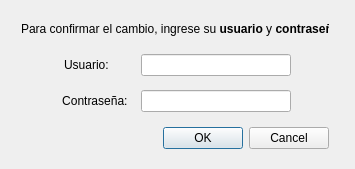
First picture: the form in windows/templates/Confirmacion.ui, repository HitomiD/Proyecto-Desarrollo, before the edit.
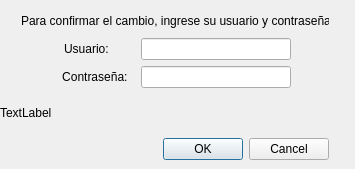
Second picture: the form after the edit. Icons and pictures are not drawn.

```diff
--- a/windows/templates/Confirmacion.ui
+++ b/windows/templates/Confirmacion.ui
@@ -68,7 +68,7 @@
          <enum>Qt::LeftToRight</enum>
         </property>
         <property name="text">
-         <string>&lt;html&gt;&lt;head/&gt;&lt;body&gt;&lt;p align=&quot;center&quot;&gt;Para confirmar el cambio, ingrese su &lt;span style=&quot; font-weight:700; color:#000000;&quot;&gt;usuario&lt;/span&gt; y &lt;span style=&quot; font-weight:700;&quot;&gt;contraseña&lt;/span&gt;&lt;/p&gt;&lt;/body&gt;&lt;/html&gt;</string>
+         <string>&lt;html&gt;&lt;head/&gt;&lt;body&gt;&lt;p align=&quot;center&quot;&gt;Para confirmar el cambio, ingrese su &lt;span style=&quot; color:#000000;&quot;&gt;usuario&lt;/span&gt; y contraseña&lt;/p&gt;&lt;/body&gt;&lt;/html&gt;</string>
         </property>
        </widget>
       </item>
@@ -278,6 +278,13 @@
       </item>
      </layout>
     </item>
+    <item>
+     <widget class="QLabel" name="label_2">
+      <property name="text">
+       <string>TextLabel</string>
+      </property>
+     </widget>
+    </item>
     <item>
      <widget class="QDialogButtonBox" name="buttonBox">
       <property name="maximumSize">
```
Left out of the diff: 2 changed lines with no effect on the pictures.
